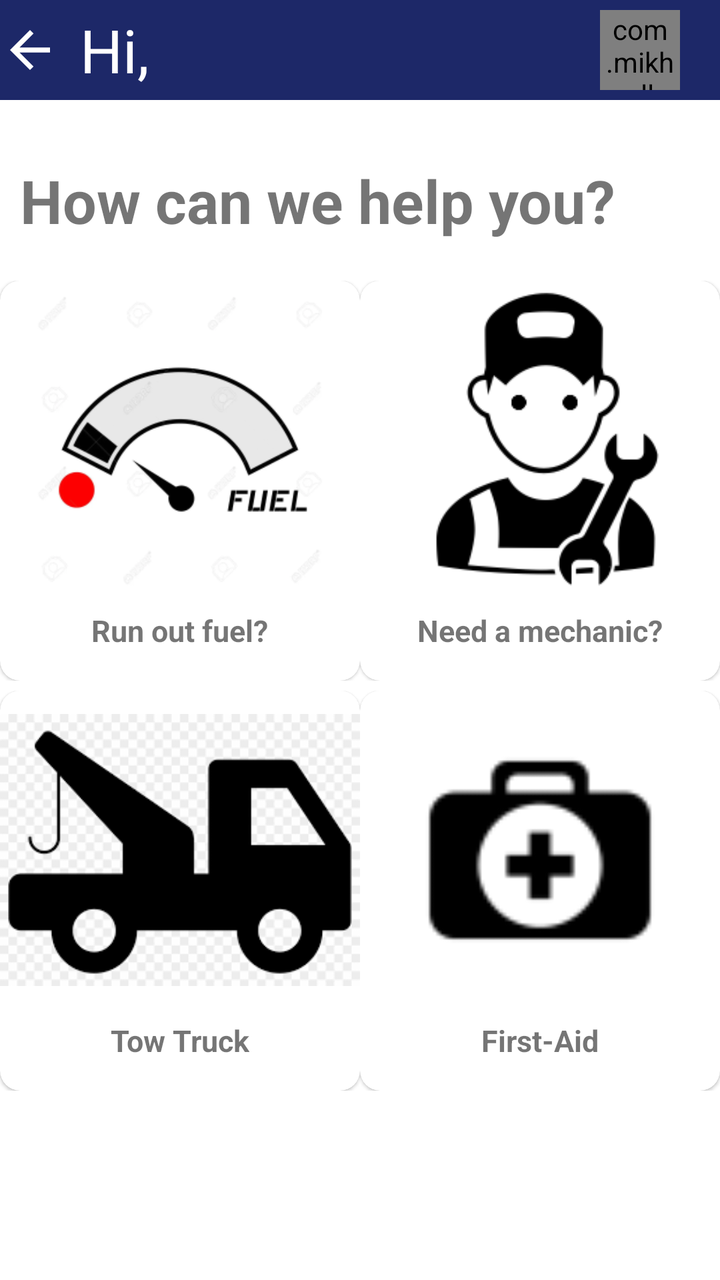
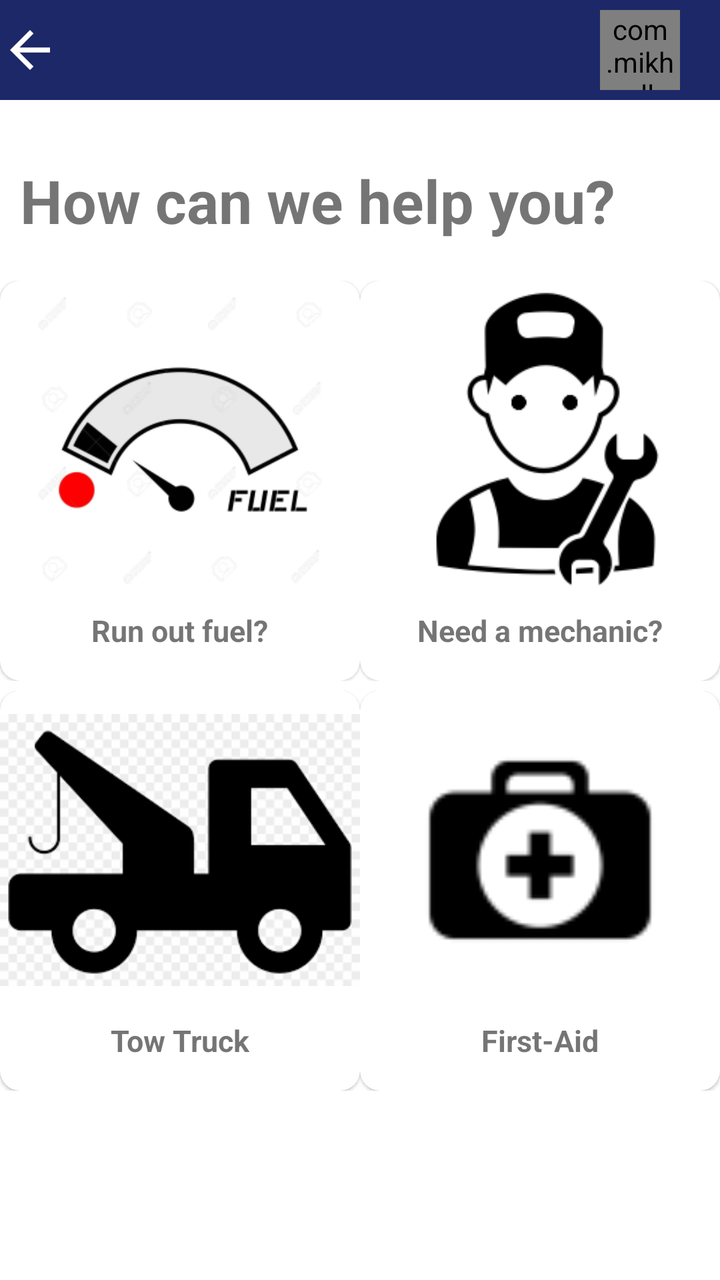

An Android layout rendered at two revisions. The XML below is the earlier revision; the diff shows what the commit changed to produce the second picture.
<!-- AndroidManifest.xml: application theme Theme.EaseMyRide -->
<!-- res/layout/activity_homepage.xml -->
<?xml version="1.0" encoding="utf-8"?>
<RelativeLayout xmlns:android="http://schemas.android.com/apk/res/android"
    xmlns:app="http://schemas.android.com/apk/res-auto"
    xmlns:tools="http://schemas.android.com/tools"
    android:layout_width="match_parent"
    android:layout_height="match_parent"
    tools:context=".HomepageActivity">

    <RelativeLayout
        android:id="@+id/rl_heading"
        android:layout_width="match_parent"
        android:layout_height="50dp"
        android:background="@drawable/shape_05">

        <ImageView
            android:id="@+id/iv_back"
            android:layout_width="30dp"
            android:layout_height="30dp"
            android:layout_centerVertical="true"
            android:src="@drawable/back_white" />

        <TextView
            android:id="@+id/tv_name"
            android:layout_width="wrap_content"
            android:layout_height="wrap_content"
            android:layout_centerVertical="true"
            android:layout_marginLeft="40dp"
            android:text="Hi, "
            android:textColor="@color/white"
            android:textSize="30dp" />

        <com.mikhaellopez.circularimageview.CircularImageView
            android:id="@+id/iv_profile"
            android:layout_width="40dp"
            android:layout_height="40dp"
            android:layout_alignParentRight="true"
            android:layout_centerVertical="true"
            android:layout_marginRight="20dp"
            android:src="@mipmap/menu_icon" />
    </RelativeLayout>

    <RelativeLayout
        android:id="@+id/rl_main"
        android:layout_below="@+id/rl_heading"
        android:layout_width="match_parent"
        android:layout_height="wrap_content"
        android:layout_marginTop="30dp">

        <TextView
            android:id="@+id/tv_help"
            android:layout_width="wrap_content"
            android:layout_height="wrap_content"
            android:layout_marginLeft="10dp"
            android:text="How can we help you?"
            android:textSize="30dp"
            android:textStyle="bold" />

        <LinearLayout
            android:id="@+id/ll_options"
            android:layout_width="fill_parent"
            android:layout_height="wrap_content"
            android:layout_below="@+id/tv_help"
            android:weightSum="2"
            android:orientation="horizontal"
            android:layout_marginTop="20dp">

            <com.google.android.material.card.MaterialCardView
                android:id="@+id/cv_fuel"
                android:layout_width="0dp"
                android:layout_height="200dp"
                android:elevation="10dp"
                android:layout_weight="1"
                app:cardCornerRadius="10dp">

                <RelativeLayout
                    android:layout_width="wrap_content"
                    android:layout_height="wrap_content"
                    android:layout_gravity="center">

                    <ImageView
                        android:id="@+id/iv_fuel"
                        android:layout_width="180dp"
                        android:layout_height="150dp"
                        android:src="@drawable/fuelicon" />

                    <TextView
                        android:id="@+id/tv_fuel"
                        android:layout_width="wrap_content"
                        android:layout_height="wrap_content"
                        android:text="Run out fuel?"
                        android:layout_below="@+id/iv_fuel"
                        android:layout_margin="10dp"
                        android:textSize="15dp"
                        android:textStyle="bold"
                        android:layout_centerHorizontal="true"/>

                </RelativeLayout>

            </com.google.android.material.card.MaterialCardView>

            <com.google.android.material.card.MaterialCardView
                android:id="@+id/cv_mechanic"
                android:layout_width="0dp"
                android:layout_height="200dp"
                android:elevation="10dp"
                android:layout_weight="1"
                app:cardCornerRadius="10dp">

                <RelativeLayout
                    android:layout_width="wrap_content"
                    android:layout_height="wrap_content"
                    android:layout_gravity="center">

                    <ImageView
                        android:id="@+id/iv_mechanic"
                        android:layout_width="180dp"
                        android:layout_height="150dp"
                        android:src="@drawable/mechanic" />

                    <TextView
                        android:id="@+id/tv_mechanic"
                        android:layout_width="wrap_content"
                        android:layout_height="wrap_content"
                        android:text="Need a mechanic?"
                        android:layout_below="@+id/iv_mechanic"
                        android:layout_margin="10dp"
                        android:textSize="15dp"
                        android:textStyle="bold"
                        android:layout_centerHorizontal="true"/>

                </RelativeLayout>

            </com.google.android.material.card.MaterialCardView>


        </LinearLayout>

        <LinearLayout
            android:id="@+id/ll_options2"
            android:layout_width="fill_parent"
            android:layout_height="wrap_content"
            android:layout_below="@+id/ll_options"
            android:weightSum="2"
            android:orientation="horizontal"
            android:layout_marginTop="5dp">

            <com.google.android.material.card.MaterialCardView
                android:id="@+id/cv_tow_truck"
                android:layout_width="0dp"
                android:layout_height="200dp"
                android:elevation="10dp"
                android:layout_weight="1"
                app:cardCornerRadius="10dp">

                <RelativeLayout
                    android:layout_width="wrap_content"
                    android:layout_height="wrap_content"
                    android:layout_gravity="center">

                    <ImageView
                        android:id="@+id/iv_towtruck"
                        android:layout_width="180dp"
                        android:layout_height="150dp"
                        android:src="@drawable/towicon" />

                    <TextView
                        android:id="@+id/tv_towtruck"
                        android:layout_width="wrap_content"
                        android:layout_height="wrap_content"
                        android:text="Tow Truck"
                        android:layout_below="@+id/iv_towtruck"
                        android:layout_margin="10dp"
                        android:textSize="15dp"
                        android:textStyle="bold"
                        android:layout_centerHorizontal="true"/>

                </RelativeLayout>

            </com.google.android.material.card.MaterialCardView>

            <com.google.android.material.card.MaterialCardView
                android:id="@+id/cv_medical"
                android:layout_width="0dp"
                android:layout_height="200dp"
                android:elevation="10dp"
                android:layout_weight="1"
                app:cardCornerRadius="10dp">

                <RelativeLayout
                    android:layout_width="wrap_content"
                    android:layout_height="wrap_content"
                    android:layout_gravity="center">

                    <ImageView
                        android:id="@+id/iv_medical"
                        android:layout_width="180dp"
                        android:layout_height="150dp"
                        android:src="@drawable/firstaid" />

                    <TextView
                        android:id="@+id/tv_medical"
                        android:layout_width="wrap_content"
                        android:layout_height="wrap_content"
                        android:text="First-Aid"
                        android:layout_below="@+id/iv_medical"
                        android:layout_margin="10dp"
                        android:textSize="15dp"
                        android:textStyle="bold"
                        android:layout_centerHorizontal="true"/>

                </RelativeLayout>

            </com.google.android.material.card.MaterialCardView>


        </LinearLayout>

    </RelativeLayout>

</RelativeLayout>
<!-- resources referenced by this layout -->
<resources>
  <color name="white">#FFFFFFFF</color>
  <!-- drawable back_white (drawable) -->
  <vector android:height="24dp" android:tint="#FFFFFF"
      android:viewportHeight="24" android:viewportWidth="24"
      android:width="24dp" xmlns:android="http://schemas.android.com/apk/res/android">
      <path android:fillColor="@android:color/white" android:pathData="M20,11H7.83l5.59,-5.59L12,4l-8,8 8,8 1.41,-1.41L7.83,13H20v-2z"/>
  </vector>
  <!-- drawable firstaid: png bitmap (drawable, 2076 bytes) -->
  <!-- drawable fuelicon: png bitmap (drawable, 23696 bytes) -->
  <!-- drawable mechanic: png bitmap (drawable, 6513 bytes) -->
  <!-- drawable shape_05 (drawable) -->
  <?xml version="1.0" encoding="utf-8"?>
  <shape xmlns:android="http://schemas.android.com/apk/res/android" android:shape="rectangle">
  
      <solid android:color="#1D2868"/>
  
  </shape>
  <!-- drawable towicon: png bitmap (drawable, 4445 bytes) -->
  <!-- mipmap menu_icon (mipmap-anydpi-v26) -->
  <?xml version="1.0" encoding="utf-8"?>
  <adaptive-icon xmlns:android="http://schemas.android.com/apk/res/android">
      <background android:drawable="@color/menu_icon_background"/>
      <foreground android:drawable="@drawable/menu_icon_foreground"/>
  </adaptive-icon>
  <style name="Theme.EaseMyRide" parent="Theme.MaterialComponents.DayNight.NoActionBar">
          
          <item name="colorPrimary">@color/purple_500</item>
          <item name="colorPrimaryVariant">@color/purple_700</item>
          <item name="colorOnPrimary">@color/white</item>
          
          <item name="colorSecondary">@color/teal_200</item>
          <item name="colorSecondaryVariant">@color/teal_700</item>
          <item name="colorOnSecondary">@color/black</item>
          
          <item name="android:statusBarColor" tools:targetApi="l">?attr/colorPrimaryVariant</item>
          
      </style>
  <color name="menu_icon_background">#FFFFFF</color>
  <!-- drawable menu_icon_foreground (drawable) -->
  <vector xmlns:android="http://schemas.android.com/apk/res/android"
      android:width="108dp"
      android:height="108dp"
      android:viewportWidth="108"
      android:viewportHeight="108"
      android:tint="#000000">
    <group android:scaleX="2.61"
        android:scaleY="2.61"
        android:translateX="22.68"
        android:translateY="22.68">
      <path
          android:fillColor="@android:color/white"
          android:pathData="M3,18h18v-2L3,16v2zM3,13h18v-2L3,11v2zM3,6v2h18L21,6L3,6z"/>
    </group>
  </vector>
  <color name="purple_500">#FF6200EE</color>
  <color name="purple_700">#FF3700B3</color>
  <color name="teal_200">#FF03DAC5</color>
  <color name="teal_700">#FF018786</color>
  <color name="black">#FF000000</color>
</resources>

<!-- the commit's change to res/layout/activity_homepage.xml (unified diff, before → after) -->
@@ -25,7 +25,7 @@
             android:layout_height="wrap_content"
             android:layout_centerVertical="true"
             android:layout_marginLeft="40dp"
-            android:text="Hi, "
+            android:text=""
             android:textColor="@color/white"
             android:textSize="30dp" />
 
